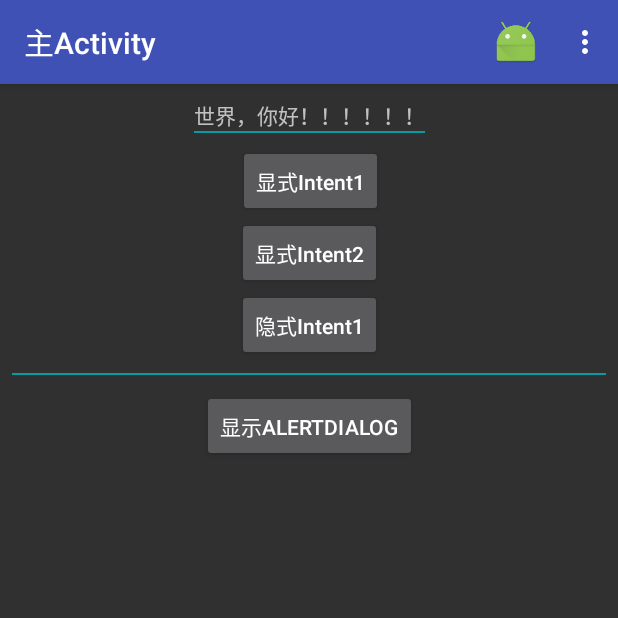
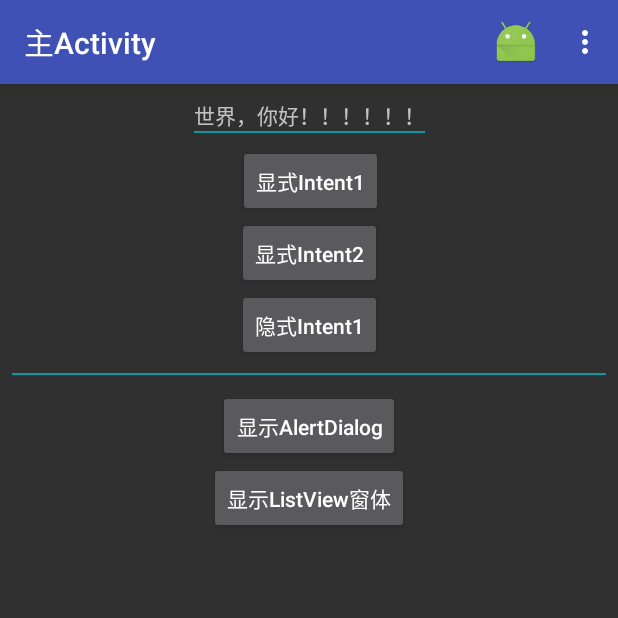
Before and after one commit to haowenbiao/AndroidProject, an Android app: the screen it shows after launch (MainActivity), on a phone screen of 412 x 824 dp, the top half of it. Run offline under Robolectric (Android 15) with nearby library versions, the phone set to English and light mode, and no system bars.

Commit message:
20170404-001

```diff
--- a/MyApplication/app/src/main/AndroidManifest.xml
+++ b/MyApplication/app/src/main/AndroidManifest.xml
@@ -30,7 +30,8 @@
         </activity>
         <activity
             android:name=".AlertDialogActivity"
-            android:label="Dialogs"></activity>
+            android:label="Dialogs" />
+        <activity android:name=".ListViewActivity"></activity>
     </application>
 
 </manifest>
--- a/MyApplication/app/src/main/java/com/example/myapplication/AlertDialogActivity.java
+++ b/MyApplication/app/src/main/java/com/example/myapplication/AlertDialogActivity.java
@@ -30,9 +30,4 @@ public class AlertDialogActivity extends ActivityWithCloseMenu {
             alertDialogBuilder.show();
         }));
     }
-
-    public static void start(Context context) {
-        Intent starter = new Intent(context, AlertDialogActivity.class);
-        context.startActivity(starter);
-    }
 }
--- a/MyApplication/app/src/main/java/com/example/myapplication/MainActivity.java
+++ b/MyApplication/app/src/main/java/com/example/myapplication/MainActivity.java
@@ -36,7 +36,10 @@ public class MainActivity extends AppCompatActivity {
         });
 
         Button bt_ShowAlertDialog = (Button) findViewById(R.id.bt_ShowAlertDialog);
-        bt_ShowAlertDialog.setOnClickListener(v -> AlertDialogActivity.start(MainActivity.this));
+        bt_ShowAlertDialog.setOnClickListener(v -> AlertDialogActivity.start(MainActivity.this,AlertDialogActivity.class));
+
+        Button bt_showListViewActivity = (Button) findViewById(R.id.bt_showListViewActivity);
+        bt_showListViewActivity.setOnClickListener(v -> ListViewActivity.start(MainActivity.this,ListViewActivity.class));
     }
 
     @Override
@@ -48,7 +51,6 @@ public class MainActivity extends AppCompatActivity {
                     String data_t = data.getStringExtra("data_result");
                     Toast.makeText(this, data_t, Toast.LENGTH_SHORT).show();
                 }
-
         }
     }
 
--- a/MyApplication/app/src/main/res/layout/activity_main.xml
+++ b/MyApplication/app/src/main/res/layout/activity_main.xml
@@ -16,6 +16,15 @@
         app:layout_constraintRight_toRightOf="parent"
         app:layout_constraintTop_toTopOf="parent" />
 
+    <TextView
+        android:id="@+id/tv_Line1"
+        android:layout_width="0dp"
+        android:layout_height="1dp"
+        android:background="#089ba3"
+        app:layout_constraintLeft_toLeftOf="@id/textViewHelloWorld"
+        app:layout_constraintRight_toRightOf="@id/textViewHelloWorld"
+        app:layout_constraintTop_toBottomOf="@id/textViewHelloWorld" />
+
     <Button
         android:id="@+id/explicitIntent_bt1"
         android:layout_width="wrap_content"
@@ -27,7 +36,7 @@
         app:layout_constraintHorizontal_bias="0.503"
         app:layout_constraintLeft_toLeftOf="parent"
         app:layout_constraintRight_toRightOf="parent"
-        app:layout_constraintTop_toBottomOf="@+id/tv_Line1" />
+        app:layout_constraintTop_toBottomOf="@id/tv_Line1" />
 
     <Button
         android:id="@+id/explicitIntent_bt2"
@@ -37,7 +46,7 @@
         android:textAllCaps="false"
         app:layout_constraintLeft_toLeftOf="parent"
         app:layout_constraintRight_toRightOf="parent"
-        app:layout_constraintTop_toBottomOf="@+id/explicitIntent_bt1" />
+        app:layout_constraintTop_toBottomOf="@id/explicitIntent_bt1" />
 
     <Button
         android:id="@+id/implicitIntent_bt1"
@@ -47,7 +56,7 @@
         android:textAllCaps="false"
         app:layout_constraintLeft_toLeftOf="parent"
         app:layout_constraintRight_toRightOf="parent"
-        app:layout_constraintTop_toBottomOf="@+id/explicitIntent_bt2" />
+        app:layout_constraintTop_toBottomOf="@id/explicitIntent_bt2" />
 
     <TextView
         android:id="@+id/tv_Line2"
@@ -59,26 +68,30 @@
         android:background="#089ba3"
         app:layout_constraintLeft_toLeftOf="parent"
         app:layout_constraintRight_toRightOf="parent"
-        app:layout_constraintTop_toBottomOf="@+id/implicitIntent_bt1" />
+        app:layout_constraintTop_toBottomOf="@id/implicitIntent_bt1" />
 
-    <TextView
-        android:id="@+id/tv_Line1"
-        android:layout_width="0dp"
-        android:layout_height="1dp"
-        android:background="#089ba3"
-        app:layout_constraintLeft_toLeftOf="@id/textViewHelloWorld"
-        app:layout_constraintRight_toRightOf="@id/textViewHelloWorld"
-        app:layout_constraintTop_toBottomOf="@+id/textViewHelloWorld" />
+
 
     <Button
         android:id="@+id/bt_ShowAlertDialog"
         android:layout_width="wrap_content"
         android:layout_height="wrap_content"
         android:text="显示AlertDialog"
+        android:textAllCaps="false"
         app:layout_constraintTop_toBottomOf="@id/tv_Line2"
         app:layout_constraintLeft_toLeftOf="parent"
         app:layout_constraintRight_toRightOf="parent"
         android:layout_marginTop="10dp"
         />
 
+    <Button
+        android:id="@+id/bt_showListViewActivity"
+        android:layout_width="wrap_content"
+        android:layout_height="wrap_content"
+        android:text="显示ListView窗体"
+        android:textAllCaps="false"
+        app:layout_constraintLeft_toLeftOf="parent"
+        app:layout_constraintRight_toRightOf="parent"
+        app:layout_constraintTop_toBottomOf="@id/bt_ShowAlertDialog" />
+
 </android.support.constraint.ConstraintLayout>
```
Also changed, not shown: MyApplication/app/src/main/java/com/example/myapplication/ActivityWithCloseMenu.java (+10 -3 lines), MyApplication/app/src/main/java/com/example/myapplication/ListViewActivity.java (added, +106 -0 lines), MyApplication/app/src/main/res/layout/activity_list_view.xml (added, +38 -0 lines), MyApplication/app/src/main/res/layout/layout_item.xml (added, +21 -0 lines).
